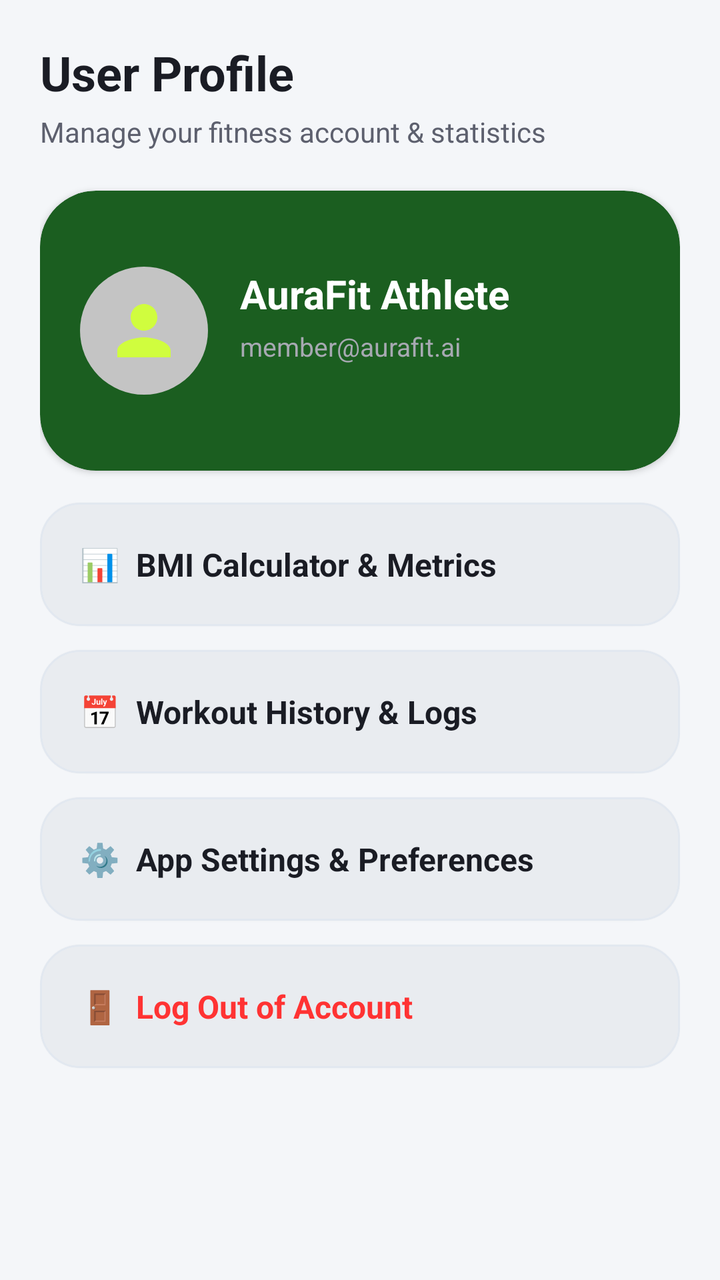
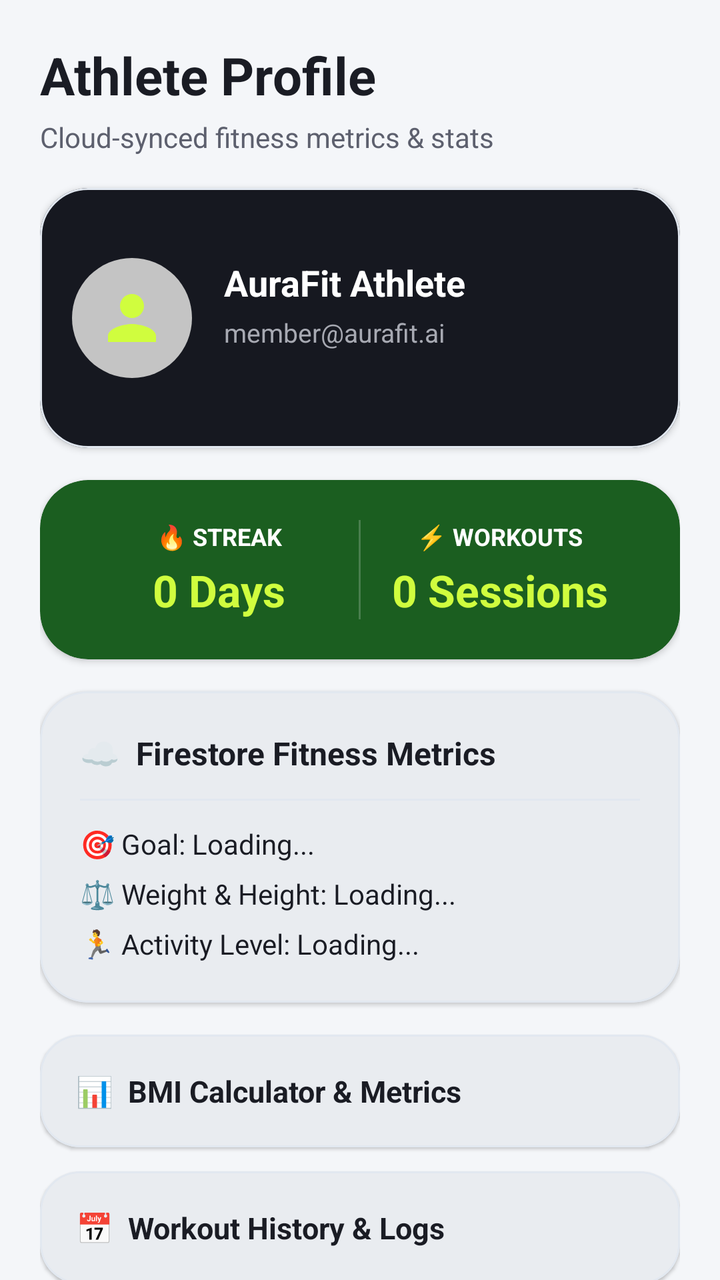

Compare the two renders of this Android layout. The source of the first and the diff that turns it into the second are given below.
<!-- AndroidManifest.xml: application theme Theme.AuraFitAI -->
<!-- res/layout/fragment_profile.xml -->
<?xml version="1.0" encoding="utf-8"?>
<androidx.core.widget.NestedScrollView xmlns:android="http://schemas.android.com/apk/res/android"
    xmlns:app="http://schemas.android.com/apk/res-auto"
    android:layout_width="match_parent"
    android:layout_height="match_parent"
    android:background="?attr/colorSurface"
    android:fillViewport="true">

    <androidx.constraintlayout.widget.ConstraintLayout
        android:layout_width="match_parent"
        android:layout_height="wrap_content"
        android:padding="20dp"
        android:paddingBottom="100dp">

        <TextView
            android:id="@+id/tvProfileTitle"
            android:layout_width="wrap_content"
            android:layout_height="wrap_content"
            android:text="User Profile"
            android:textColor="?attr/colorOnSurface"
            android:textSize="24sp"
            android:textStyle="bold"
            app:layout_constraintStart_toStartOf="parent"
            app:layout_constraintTop_toTopOf="parent" />

        <TextView
            android:id="@+id/tvProfileSubtitle"
            android:layout_width="wrap_content"
            android:layout_height="wrap_content"
            android:layout_marginTop="4dp"
            android:text="Manage your fitness account &amp; statistics"
            android:textColor="?attr/colorOnSurfaceVariant"
            android:textSize="14sp"
            app:layout_constraintStart_toStartOf="parent"
            app:layout_constraintTop_toBottomOf="@+id/tvProfileTitle" />

        
        <com.google.android.material.card.MaterialCardView
            android:id="@+id/cardProfileHeader"
            android:layout_width="match_parent"
            android:layout_height="140dp"
            android:layout_marginTop="20dp"
            app:cardBackgroundColor="@color/athletic_emerald"
            app:cardCornerRadius="28dp"
            app:cardElevation="2dp"
            app:strokeWidth="0dp"
            app:layout_constraintTop_toBottomOf="@+id/tvProfileSubtitle">

            <androidx.constraintlayout.widget.ConstraintLayout
                android:layout_width="match_parent"
                android:layout_height="match_parent"
                android:padding="20dp">

                <ImageView
                    android:id="@+id/ivUserAvatar"
                    android:layout_width="64dp"
                    android:layout_height="64dp"
                    android:background="@drawable/item_circular_color_gray_background"
                    android:contentDescription="User Avatar"
                    android:padding="12dp"
                    android:src="@drawable/ic_user"
                    app:layout_constraintBottom_toBottomOf="parent"
                    app:layout_constraintStart_toStartOf="parent"
                    app:layout_constraintTop_toTopOf="parent"
                    app:tint="@color/electric_lime" />

                <TextView
                    android:id="@+id/tvUserName"
                    android:layout_width="0dp"
                    android:layout_height="wrap_content"
                    android:layout_marginStart="16dp"
                    android:text="AuraFit Athlete"
                    android:textColor="@color/white"
                    android:textSize="20sp"
                    android:textStyle="bold"
                    app:layout_constraintEnd_toEndOf="parent"
                    app:layout_constraintStart_toEndOf="@+id/ivUserAvatar"
                    app:layout_constraintTop_toTopOf="@+id/ivUserAvatar" />

                <TextView
                    android:id="@+id/tvUserEmail"
                    android:layout_width="0dp"
                    android:layout_height="wrap_content"
                    android:layout_marginStart="16dp"
                    android:layout_marginTop="4dp"
                    android:text="member@aurafit.ai"
                    android:textColor="@color/dark_on_surface_variant"
                    android:textSize="13sp"
                    app:layout_constraintEnd_toEndOf="parent"
                    app:layout_constraintStart_toEndOf="@+id/ivUserAvatar"
                    app:layout_constraintTop_toBottomOf="@+id/tvUserName" />

            </androidx.constraintlayout.widget.ConstraintLayout>
        </com.google.android.material.card.MaterialCardView>

        
        <com.google.android.material.card.MaterialCardView
            android:id="@+id/cardOptionBmi"
            android:layout_width="match_parent"
            android:layout_height="wrap_content"
            android:layout_marginTop="16dp"
            app:cardBackgroundColor="?attr/colorSurfaceVariant"
            app:cardCornerRadius="20dp"
            app:cardElevation="1dp"
            app:strokeWidth="1dp"
            app:strokeColor="@color/borderStroke"
            app:layout_constraintTop_toBottomOf="@+id/cardProfileHeader">

            <TextView
                android:layout_width="match_parent"
                android:layout_height="wrap_content"
                android:padding="20dp"
                android:text="📊  BMI Calculator &amp; Metrics"
                android:textColor="?attr/colorOnSurface"
                android:textSize="16sp"
                android:textStyle="bold" />
        </com.google.android.material.card.MaterialCardView>

        
        <com.google.android.material.card.MaterialCardView
            android:id="@+id/cardOptionHistory"
            android:layout_width="match_parent"
            android:layout_height="wrap_content"
            android:layout_marginTop="12dp"
            app:cardBackgroundColor="?attr/colorSurfaceVariant"
            app:cardCornerRadius="20dp"
            app:cardElevation="1dp"
            app:strokeWidth="1dp"
            app:strokeColor="@color/borderStroke"
            app:layout_constraintTop_toBottomOf="@+id/cardOptionBmi">

            <TextView
                android:layout_width="match_parent"
                android:layout_height="wrap_content"
                android:padding="20dp"
                android:text="📅  Workout History &amp; Logs"
                android:textColor="?attr/colorOnSurface"
                android:textSize="16sp"
                android:textStyle="bold" />
        </com.google.android.material.card.MaterialCardView>

        
        <com.google.android.material.card.MaterialCardView
            android:id="@+id/cardOptionSettings"
            android:layout_width="match_parent"
            android:layout_height="wrap_content"
            android:layout_marginTop="12dp"
            app:cardBackgroundColor="?attr/colorSurfaceVariant"
            app:cardCornerRadius="20dp"
            app:cardElevation="1dp"
            app:strokeWidth="1dp"
            app:strokeColor="@color/borderStroke"
            app:layout_constraintTop_toBottomOf="@+id/cardOptionHistory">

            <TextView
                android:layout_width="match_parent"
                android:layout_height="wrap_content"
                android:padding="20dp"
                android:text="⚙️  App Settings &amp; Preferences"
                android:textColor="?attr/colorOnSurface"
                android:textSize="16sp"
                android:textStyle="bold" />
        </com.google.android.material.card.MaterialCardView>

        
        <com.google.android.material.card.MaterialCardView
            android:id="@+id/cardOptionLogout"
            android:layout_width="match_parent"
            android:layout_height="wrap_content"
            android:layout_marginTop="12dp"
            app:cardBackgroundColor="?attr/colorSurfaceVariant"
            app:cardCornerRadius="20dp"
            app:cardElevation="1dp"
            app:strokeWidth="1dp"
            app:strokeColor="@color/borderStroke"
            app:layout_constraintTop_toBottomOf="@+id/cardOptionSettings">

            <TextView
                android:layout_width="match_parent"
                android:layout_height="wrap_content"
                android:padding="20dp"
                android:text="🚪  Log Out of Account"
                android:textColor="@color/error_red"
                android:textSize="16sp"
                android:textStyle="bold" />
        </com.google.android.material.card.MaterialCardView>

    </androidx.constraintlayout.widget.ConstraintLayout>
</androidx.core.widget.NestedScrollView>
<!-- resources referenced by this layout -->
<resources>
  <color name="athletic_emerald">#1B5E20</color>
  <color name="borderStroke">#E2E8F0</color>
  <color name="dark_on_surface_variant">#A7A9B2</color>
  <color name="electric_lime">#D0FD3E</color>
  <color name="error_red">#FF3333</color>
  <color name="white">#FFFFFF</color>
  <!-- drawable ic_user (drawable) -->
  <vector xmlns:android="http://schemas.android.com/apk/res/android" android:height="24dp" android:tint="#8A95A5" android:viewportHeight="24" android:viewportWidth="24" android:width="24dp">
        
      <path android:fillColor="@android:color/white" android:pathData="M12,12c2.21,0 4,-1.79 4,-4s-1.79,-4 -4,-4 -4,1.79 -4,4 1.79,4 4,4zM12,14c-2.67,0 -8,1.34 -8,4v2h16v-2c0,-2.66 -5.33,-4 -8,-4z"/>
      
  </vector>
  <!-- drawable item_circular_color_gray_background (drawable) -->
  <?xml version="1.0" encoding="utf-8"?>
  <shape xmlns:android="http://schemas.android.com/apk/res/android"
      android:shape="oval">
  
      <solid android:color="#c4c4c4"/>
  
  </shape>
  <style name="Theme.AuraFitAI" parent="Theme.Material3.Light.NoActionBar">
          <item name="colorPrimary">@color/gradient_auth_center</item>
          <item name="colorOnPrimary">@color/white</item>
          <item name="colorPrimaryContainer">@color/athletic_emerald_light</item>
          <item name="colorSecondary">@color/electric_lime</item>
          <item name="colorOnSecondary">@color/dark_on_background</item>
          <item name="colorTertiary">@color/gradient_btn_start</item>
  
          <item name="android:windowBackground">@color/light_background</item>
          <item name="colorSurface">@color/light_surface</item>
          <item name="colorSurfaceVariant">@color/light_surface_variant</item>
  
          <item name="colorOnBackground">@color/light_on_background</item>
          <item name="colorOnSurface">@color/light_on_surface</item>
          <item name="colorOnSurfaceVariant">@color/light_on_surface_variant</item>
  
          <item name="android:statusBarColor">@color/light_background</item>
          <item name="android:windowLightStatusBar">true</item>
      </style>
  <color name="gradient_auth_center">#00A86B</color>
  <color name="athletic_emerald_light">#4C8C4A</color>
  <color name="dark_on_background">#FFFFFF</color>
  <color name="gradient_btn_start">#00C99E</color>
  <color name="light_background">#FFFFFF</color>
  <color name="light_surface">#F4F6F9</color>
  <color name="light_surface_variant">#E9ECF0</color>
  <color name="light_on_background">#0D0E12</color>
  <color name="light_on_surface">#1A1C24</color>
  <color name="light_on_surface_variant">#5D606E</color>
</resources>

<!-- the commit's change to res/layout/fragment_profile.xml (unified diff, before → after) -->
@@ -16,9 +16,9 @@
             android:id="@+id/tvProfileTitle"
             android:layout_width="wrap_content"
             android:layout_height="wrap_content"
-            android:text="User Profile"
+            android:text="Athlete Profile"
             android:textColor="?attr/colorOnSurface"
-            android:textSize="24sp"
+            android:textSize="26sp"
             android:textStyle="bold"
             app:layout_constraintStart_toStartOf="parent"
             app:layout_constraintTop_toTopOf="parent" />
@@ -28,7 +28,7 @@
             android:layout_width="wrap_content"
             android:layout_height="wrap_content"
             android:layout_marginTop="4dp"
-            android:text="Manage your fitness account &amp; statistics"
+            android:text="Cloud-synced fitness metrics &amp; stats"
             android:textColor="?attr/colorOnSurfaceVariant"
             android:textSize="14sp"
             app:layout_constraintStart_toStartOf="parent"
@@ -38,23 +38,24 @@
         <com.google.android.material.card.MaterialCardView
             android:id="@+id/cardProfileHeader"
             android:layout_width="match_parent"
-            android:layout_height="140dp"
-            android:layout_marginTop="20dp"
-            app:cardBackgroundColor="@color/athletic_emerald"
-            app:cardCornerRadius="28dp"
+            android:layout_height="130dp"
+            android:layout_marginTop="16dp"
+            app:cardBackgroundColor="@color/dark_surface"
+            app:cardCornerRadius="24dp"
             app:cardElevation="2dp"
-            app:strokeWidth="0dp"
+            app:strokeWidth="1dp"
+            app:strokeColor="@color/borderStroke"
             app:layout_constraintTop_toBottomOf="@+id/tvProfileSubtitle">
 
             <androidx.constraintlayout.widget.ConstraintLayout
                 android:layout_width="match_parent"
                 android:layout_height="match_parent"
-                android:padding="20dp">
+                android:padding="16dp">
 
                 <ImageView
                     android:id="@+id/ivUserAvatar"
-                    android:layout_width="64dp"
-                    android:layout_height="64dp"
+                    android:layout_width="60dp"
+                    android:layout_height="60dp"
                     android:background="@drawable/item_circular_color_gray_background"
                     android:contentDescription="User Avatar"
                     android:padding="12dp"
@@ -71,7 +72,7 @@
                     android:layout_marginStart="16dp"
                     android:text="AuraFit Athlete"
                     android:textColor="@color/white"
-                    android:textSize="20sp"
+                    android:textSize="18sp"
                     android:textStyle="bold"
                     app:layout_constraintEnd_toEndOf="parent"
                     app:layout_constraintStart_toEndOf="@+id/ivUserAvatar"
@@ -95,6 +96,146 @@
 
         
         <com.google.android.material.card.MaterialCardView
+            android:id="@+id/cardStreakStats"
+            android:layout_width="match_parent"
+            android:layout_height="wrap_content"
+            android:layout_marginTop="16dp"
+            app:cardBackgroundColor="@color/athletic_emerald"
+            app:cardCornerRadius="24dp"
+            app:cardElevation="2dp"
+            app:strokeWidth="0dp"
+            app:layout_constraintTop_toBottomOf="@+id/cardProfileHeader">
+
+            <LinearLayout
+                android:layout_width="match_parent"
+                android:layout_height="wrap_content"
+                android:orientation="horizontal"
+                android:padding="20dp"
+                android:weightSum="2">
+
+                <LinearLayout
+                    android:layout_width="0dp"
+                    android:layout_height="wrap_content"
+                    android:layout_weight="1"
+                    android:orientation="vertical"
+                    android:gravity="center">
+
+                    <TextView
+                        android:layout_width="wrap_content"
+                        android:layout_height="wrap_content"
+                        android:text="🔥 STREAK"
+                        android:textColor="@color/white"
+                        android:textSize="12sp"
+                        android:textStyle="bold" />
+
+                    <TextView
+                        android:id="@+id/tvStreakValue"
+                        android:layout_width="wrap_content"
+                        android:layout_height="wrap_content"
+                        android:layout_marginTop="4dp"
+                        android:text="0 Days"
+                        android:textColor="@color/electric_lime"
+                        android:textSize="22sp"
+                        android:textStyle="bold" />
+                </LinearLayout>
+
+                <View
+                    android:layout_width="1dp"
+                    android:layout_height="match_parent"
+                    android:background="@color/glass_white_alpha20" />
+
+                <LinearLayout
+                    android:layout_width="0dp"
+                    android:layout_height="wrap_content"
+                    android:layout_weight="1"
+                    android:orientation="vertical"
+                    android:gravity="center">
+
+                    <TextView
+                        android:layout_width="wrap_content"
+                        android:layout_height="wrap_content"
+                        android:text="⚡ WORKOUTS"
+                        android:textColor="@color/white"
+                        android:textSize="12sp"
+                        android:textStyle="bold" />
+
+                    <TextView
+                        android:id="@+id/tvWorkoutsValue"
+                        android:layout_width="wrap_content"
+                        android:layout_height="wrap_content"
+                        android:layout_marginTop="4dp"
+                        android:text="0 Sessions"
+                        android:textColor="@color/electric_lime"
+                        android:textSize="22sp"
+                        android:textStyle="bold" />
+                </LinearLayout>
+            </LinearLayout>
+        </com.google.android.material.card.MaterialCardView>
+
+        
+        <com.google.android.material.card.MaterialCardView
+            android:id="@+id/cardFirestoreMetrics"
+            android:layout_width="match_parent"
+            android:layout_height="wrap_content"
+            android:layout_marginTop="16dp"
+            app:cardBackgroundColor="?attr/colorSurfaceVariant"
+            app:cardCornerRadius="24dp"
+            app:cardElevation="1dp"
+            app:strokeWidth="1dp"
+            app:strokeColor="@color/borderStroke"
+            app:layout_constraintTop_toBottomOf="@+id/cardStreakStats">
+
+            <LinearLayout
+                android:layout_width="match_parent"
+                android:layout_height="wrap_content"
+                android:orientation="vertical"
+                android:padding="20dp">
+
+                <TextView
+                    android:layout_width="wrap_content"
+                    android:layout_height="wrap_content"
+                    android:text="☁️  Firestore Fitness Metrics"
+                    android:textColor="?attr/colorOnSurface"
+                    android:textSize="16sp"
+                    android:textStyle="bold" />
+
+                <View
+                    android:layout_width="match_parent"
+                    android:layout_height="1dp"
+                    android:layout_marginTop="12dp"
+                    android:layout_marginBottom="12dp"
+                    android:background="@color/borderStroke" />
+
+                <TextView
+                    android:id="@+id/tvMetricGoal"
+                    android:layout_width="wrap_content"
+                    android:layout_height="wrap_content"
+                    android:layout_marginBottom="6dp"
+                    android:text="🎯 Goal: Loading..."
+                    android:textColor="?attr/colorOnSurface"
+                    android:textSize="14sp" />
+
+                <TextView
+                    android:id="@+id/tvMetricWeightHeight"
+                    android:layout_width="wrap_content"
+                    android:layout_height="wrap_content"
+                    android:layout_marginBottom="6dp"
+                    android:text="⚖️ Weight &amp; Height: Loading..."
+                    android:textColor="?attr/colorOnSurface"
+                    android:textSize="14sp" />
+
+                <TextView
+                    android:id="@+id/tvMetricActivityLevel"
+                    android:layout_width="wrap_content"
+                    android:layout_height="wrap_content"
+                    android:text="🏃 Activity Level: Loading..."
+                    android:textColor="?attr/colorOnSurface"
+                    android:textSize="14sp" />
+            </LinearLayout>
+        </com.google.android.material.card.MaterialCardView>
+
+        
+        <com.google.android.material.card.MaterialCardView
             android:id="@+id/cardOptionBmi"
             android:layout_width="match_parent"
             android:layout_height="wrap_content"
@@ -104,15 +245,15 @@
             app:cardElevation="1dp"
             app:strokeWidth="1dp"
             app:strokeColor="@color/borderStroke"
-            app:layout_constraintTop_toBottomOf="@+id/cardProfileHeader">
+            app:layout_constraintTop_toBottomOf="@+id/cardFirestoreMetrics">
 
             <TextView
                 android:layout_width="match_parent"
                 android:layout_height="wrap_content"
-                android:padding="20dp"
+                android:padding="18dp"
                 android:text="📊  BMI Calculator &amp; Metrics"
                 android:textColor="?attr/colorOnSurface"
-                android:textSize="16sp"
+                android:textSize="15sp"
                 android:textStyle="bold" />
         </com.google.android.material.card.MaterialCardView>
 
@@ -132,10 +273,10 @@
             <TextView
                 android:layout_width="match_parent"
                 android:layout_height="wrap_content"
-                android:padding="20dp"
+                android:padding="18dp"
                 android:text="📅  Workout History &amp; Logs"
                 android:textColor="?attr/colorOnSurface"
-                android:textSize="16sp"
+                android:textSize="15sp"
                 android:textStyle="bold" />
         </com.google.android.material.card.MaterialCardView>
 
@@ -155,10 +296,10 @@
             <TextView
                 android:layout_width="match_parent"
                 android:layout_height="wrap_content"
-                android:padding="20dp"
+                android:padding="18dp"
                 android:text="⚙️  App Settings &amp; Preferences"
                 android:textColor="?attr/colorOnSurface"
-                android:textSize="16sp"
+                android:textSize="15sp"
                 android:textStyle="bold" />
         </com.google.android.material.card.MaterialCardView>
 
@@ -178,10 +319,10 @@
             <TextView
                 android:layout_width="match_parent"
                 android:layout_height="wrap_content"
-                android:padding="20dp"
+                android:padding="18dp"
                 android:text="🚪  Log Out of Account"
                 android:textColor="@color/error_red"
-                android:textSize="16sp"
+                android:textSize="15sp"
                 android:textStyle="bold" />
         </com.google.android.material.card.MaterialCardView>
 
<!-- resource entries referenced after the edit -->
@@ -3,8 +3,10 @@
   <color name="athletic_emerald">#1B5E20</color>
   <color name="borderStroke">#E2E8F0</color>
   <color name="dark_on_surface_variant">#A7A9B2</color>
+  <color name="dark_surface">#161820</color>
   <color name="electric_lime">#D0FD3E</color>
   <color name="error_red">#FF3333</color>
+  <color name="glass_white_alpha20">#33FFFFFF</color>
   <color name="white">#FFFFFF</color>
   <!-- drawable ic_user (drawable) -->
   <vector xmlns:android="http://schemas.android.com/apk/res/android" android:height="24dp" android:tint="#8A95A5" android:viewportHeight="24" android:viewportWidth="24" android:width="24dp">
